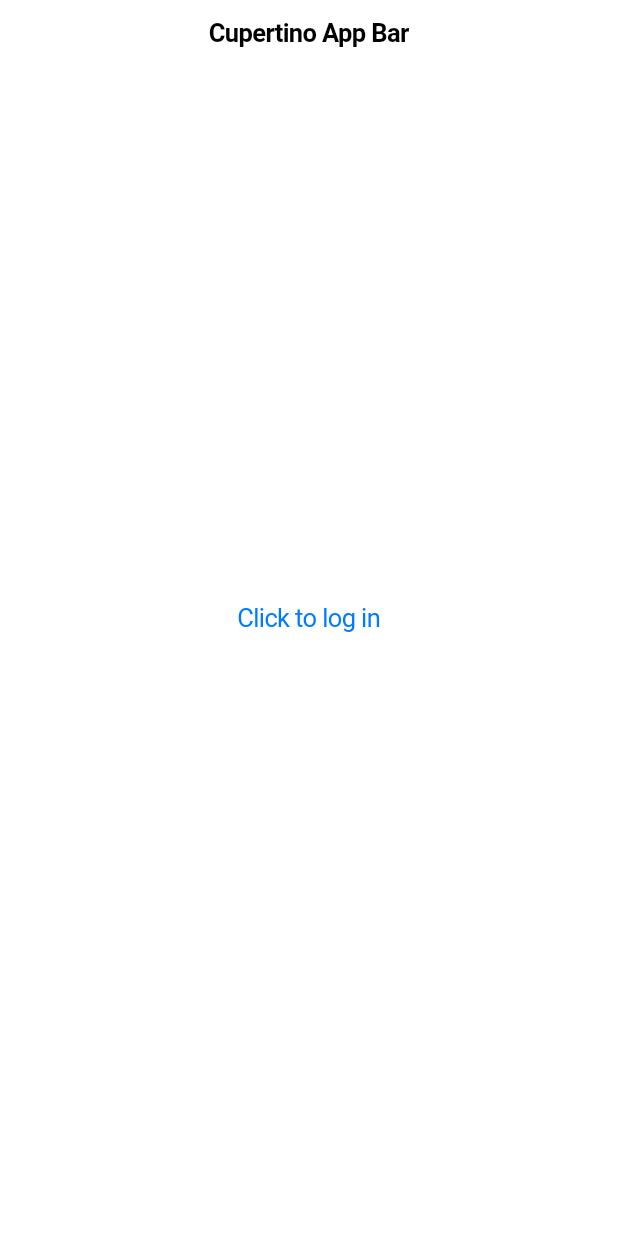
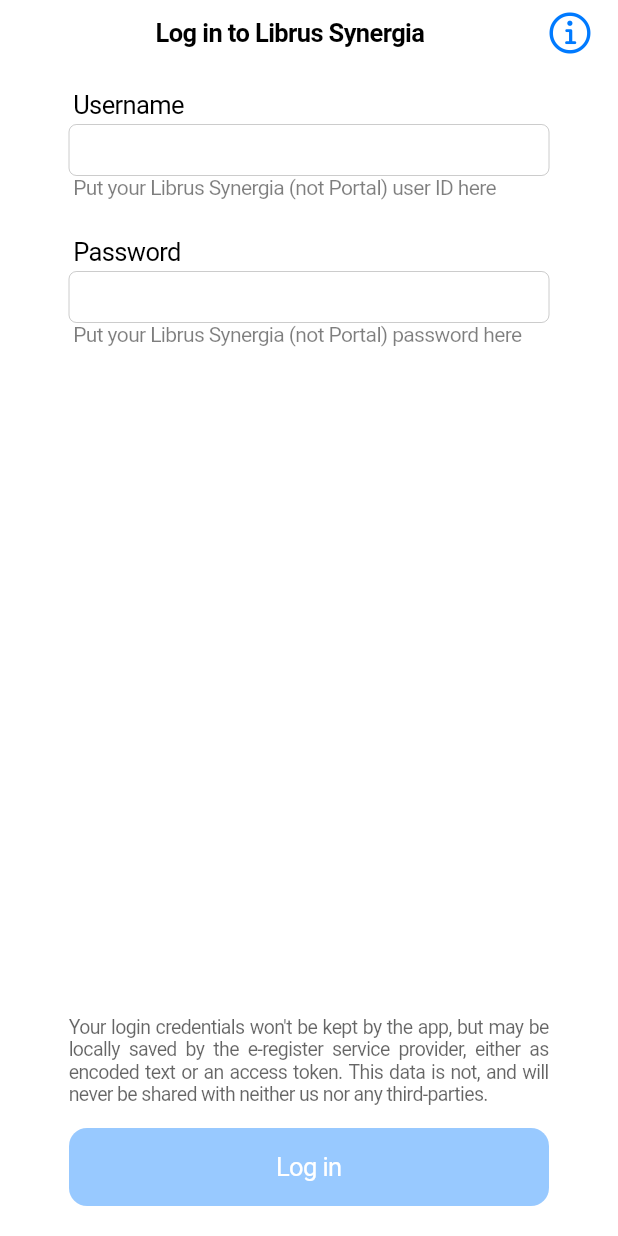
Before and after one commit to Ogaku/Oshi, a Flutter app: the screen it shows after launch, on a phone screen of 412 x 824 dp. Run offline on Flutter 3.47's test engine with Material 2 defaults, Android fonts, the phone set to English and light mode, and no system bars; our stand-ins replace cookie_jar, dio, dio_cookie_manager, fluttertoast, shared_preferences; missing offline and left inert: darq, event, format; statements that could not run were skipped.

Commit message:
Cupertino login, material shim

```diff
--- a/lib/interface/cupertino/base_app.dart
+++ b/lib/interface/cupertino/base_app.dart
@@ -2,7 +2,20 @@
 
 import 'package:flutter/cupertino.dart';
 
-CupertinoApp get baseApp => CupertinoApp(
+// Boiler: returned to the main application
+StatefulWidget get baseApp => BaseApp();
+
+class BaseApp extends StatefulWidget {
+  const BaseApp({super.key});
+
+  @override
+  State<BaseApp> createState() => _BaseAppState();
+}
+
+class _BaseAppState extends State<BaseApp> {
+  @override
+  Widget build(BuildContext context) {
+    return CupertinoApp(
       title: 'Cupertino App',
       home: CupertinoPageScaffold(
         navigationBar: CupertinoNavigationBar(
@@ -13,3 +26,5 @@ CupertinoApp get baseApp => CupertinoApp(
         ),
       ),
     );
+  }
+}
--- a/lib/interface/cupertino/login.dart
+++ b/lib/interface/cupertino/login.dart
@@ -1,18 +1,132 @@
-// ignore_for_file: prefer_const_constructors
+// ignore_for_file: prefer_const_constructors, prefer_const_literals_to_create_immutables
 
+import 'package:dio/dio.dart';
 import 'package:event/event.dart';
 import 'package:flutter/cupertino.dart';
 import 'package:ogaku/interface/cupertino/base_app.dart';
 import 'package:ogaku/share/share.dart';
+import 'package:fluttertoast/fluttertoast.dart';
 
-CupertinoApp get loginPage => CupertinoApp(
+// Boiler: returned to the main application
+StatefulWidget get loginPage => LoginPage();
+
+class LoginPage extends StatefulWidget {
+  const LoginPage({super.key});
+
+  @override
+  State<LoginPage> createState() => _LoginPageState();
+}
+
+class _LoginPageState extends State<LoginPage> {
+  TextEditingController loginController = TextEditingController();
+  TextEditingController passwordController = TextEditingController();
+
+  @override
+  Widget build(BuildContext context) {
+    return CupertinoApp(
       title: 'Cupertino App',
       home: CupertinoPageScaffold(
         navigationBar: CupertinoNavigationBar(
-          middle: Text('Cupertino App Bar'),
+          trailing: Icon(CupertinoIcons.info_circle),
+          middle: FittedBox(
+              fit: BoxFit.fitWidth,
+              child: Container(
+                margin: EdgeInsets.only(right: 25),
+                child: Text('Log in to ${Share.currentProvider?.providerName}'),
+              )),
         ),
-        child: Center(
-            child: CupertinoButton(
-                child: Text('Click to log in'), onPressed: () => Share.changeBase.broadcast(Value(() => baseApp)))),
+        child: Column(
+            mainAxisAlignment: MainAxisAlignment.start,
+            crossAxisAlignment: CrossAxisAlignment.center,
+            mainAxisSize: MainAxisSize.max,
+            children: [
+              Container(
+                margin: EdgeInsets.only(top: 60, left: 20, right: 20),
+                width: 320,
+                child: Column(crossAxisAlignment: CrossAxisAlignment.start, children: [
+                  Column(crossAxisAlignment: CrossAxisAlignment.start, children: [
+                    Container(margin: EdgeInsets.only(bottom: 3, left: 3), child: Text('Username')),
+                    CupertinoTextField(
+                      onChanged: (s) => setState(() {}),
+                      controller: loginController,
+                    ),
+                    Opacity(
+                        opacity: 0.5,
+                        child: Container(
+                            margin: EdgeInsets.only(left: 3),
+                            child: Text(Share.currentProvider?.loginAnnotation ?? '', style: TextStyle(fontSize: 14)))),
+                  ]),
+                  Container(
+                    margin: EdgeInsets.only(top: 25),
+                    child: Column(crossAxisAlignment: CrossAxisAlignment.start, children: [
+                      Container(margin: EdgeInsets.only(bottom: 3, left: 3), child: Text('Password')),
+                      CupertinoTextField(
+                        onChanged: (s) => setState(() {}),
+                        controller: passwordController,
+                      ),
+                      Opacity(
+                          opacity: 0.5,
+                          child: Container(
+                              margin: EdgeInsets.only(left: 3),
+                              child: Text(Share.currentProvider?.passAnnotation ?? '', style: TextStyle(fontSize: 14)))),
+                    ]),
+                  ),
+                ]),
+              ),
+              Expanded(
+                  child: Align(
+                alignment: Alignment.bottomCenter,
+                child: Opacity(
+                    opacity: 0.6,
+                    child: Container(
+                        width: 320,
+                        margin: EdgeInsets.only(right: 20, left: 20),
+                        child: Text(
+                          "Your login credentials won't be kept by the app, but may be locally saved by the e-register service provider, either as encoded text or an access token. This data is not, and will never be shared with neither us nor any third-parties.",
+                          style: TextStyle(fontSize: 13),
+                          textAlign: TextAlign.justify,
+                        ))),
+              )),
+              Opacity(
+                  opacity: (loginController.text.isNotEmpty && passwordController.text.isNotEmpty) ? 1.0 : 0.4,
+                  child: Container(
+                    width: 320,
+                    margin: EdgeInsets.only(top: 15, bottom: 20, left: 20, right: 20),
+                    child: CupertinoButton.filled(
+                        child: const Text('Log in'),
+                        onPressed: () => (loginController.text.isNotEmpty && passwordController.text.isNotEmpty)
+                            ? tryLogin(login: loginController.text, pass: passwordController.text)
+                            : null),
+                  )),
+            ]),
       ),
     );
+  }
+
+  void tryLogin({required String login, required String pass}) async {
+    try {
+      var result = await Share.currentProvider!
+          .login(session: '81C59CC9-AA58-4FF4-BE69-91B1028F1C04', username: login, password: pass);
+
+      if (!result.success && result.message != null) {
+        throw result.message!;
+      } else {
+        Share.changeBase.broadcast(Value(() => baseApp));
+      }
+    } on DioException catch (e) {
+      Fluttertoast.showToast(
+        msg: e.message ?? '$e',
+        toastLength: Toast.LENGTH_SHORT,
+        gravity: ToastGravity.CENTER,
+        timeInSecForIosWeb: 1,
+      );
+    } on Exception catch (e) {
+      Fluttertoast.showToast(
+        msg: '$e',
+        toastLength: Toast.LENGTH_SHORT,
+        gravity: ToastGravity.CENTER,
+        timeInSecForIosWeb: 1,
+      );
+    }
+  }
+}
--- a/lib/interface/material/base_app.dart
+++ b/lib/interface/material/base_app.dart
@@ -2,7 +2,20 @@
 
 import 'package:flutter/material.dart';
 
-MaterialApp get baseApp => MaterialApp(
+// Boiler: returned to the main application
+StatefulWidget get baseApp => BaseApp();
+
+class BaseApp extends StatefulWidget {
+  const BaseApp({super.key});
+
+  @override
+  State<BaseApp> createState() => _BaseAppState();
+}
+
+class _BaseAppState extends State<BaseApp> {
+  @override
+  Widget build(BuildContext context) {
+    return MaterialApp(
       title: 'Material App',
       home: Scaffold(
         body: const Center(
@@ -10,3 +23,5 @@ MaterialApp get baseApp => MaterialApp(
         ),
       ),
     );
+  }
+}
--- a/lib/interface/material/login.dart
+++ b/lib/interface/material/login.dart
@@ -2,7 +2,20 @@
 
 import 'package:flutter/material.dart';
 
-MaterialApp get loginPage => MaterialApp(
+// Boiler: returned to the main application
+StatefulWidget get loginPage => LoginPage();
+
+class LoginPage extends StatefulWidget {
+  const LoginPage({super.key});
+
+  @override
+  State<LoginPage> createState() => _LoginPageState();
+}
+
+class _LoginPageState extends State<LoginPage> {
+  @override
+  Widget build(BuildContext context) {
+    return MaterialApp(
       title: 'Material App',
       home: Scaffold(
         body: const Center(
@@ -10,3 +23,5 @@ MaterialApp get loginPage => MaterialApp(
         ),
       ),
     );
+  }
+}
--- a/lib/main.dart
+++ b/lib/main.dart
@@ -11,7 +11,7 @@ import 'package:ogaku/interface/material/login.dart' as materialapp show loginPa
 void main() async {
   // try {
   //   var reader = LibrusDataReader();
-  //   await reader.login(session: '81C59CC9-AA58-4FF4-BE69-91B1028F1C04', username: 'LOGIN', password: 'PASS');
+  //   await reader.login(session: '81C59CC9-AA58-4FF4-BE69-91B1028F1C04', username: 'USER', password: 'PASS');
 
   //   await reader.refresh();
   //   await reader.refreshMessages();
@@ -20,6 +20,8 @@ void main() async {
   // } on Exception catch (e) {
   //   print(e);
   // }
+
+  Share.currentProvider = LibrusDataReader();
 
   runApp(const MainApp());
 }
@@ -32,15 +34,19 @@ class MainApp extends StatefulWidget {
 }
 
 class _MainAppState extends State<MainApp> {
-  Widget Function() child = Config.useCupertino ? () => cupertinoapp.loginPage : () => materialapp.loginPage;
+  StatefulWidget Function() child = Config.useCupertino ? () => cupertinoapp.loginPage : () => materialapp.loginPage;
+  bool subscribed = false;
 
   @override
   Widget build(BuildContext context) {
-    Share.changeBase.subscribe((args) {
-      setState(() {
-        if (args != null) child = args.value;
+    if (!subscribed) {
+      Share.changeBase.subscribe((args) {
+        setState(() {
+          if (args != null) child = args.value;
+        });
       });
-    });
+      subscribed = true;
+    }
 
     return child();
   }
--- a/lib/providers/librus/librus_login.dart
+++ b/lib/providers/librus/librus_login.dart
@@ -37,10 +37,14 @@ class LibrusLogin {
       if (kDebugMode) print(e);
     }
 
-    // Post the login data for OAuth authorization
-    await synergiaData.session.post(librusOAuthUri,
-        queryParameters: {'client_id': 46},
-        data: FormData.fromMap({'action': 'login', 'login': synergiaLogin, 'pass': synergiaPass}));
+    try {
+      // Post the login data for OAuth authorization
+      await synergiaData.session.post(librusOAuthUri,
+          queryParameters: {'client_id': 46},
+          data: FormData.fromMap({'action': 'login', 'login': synergiaLogin, 'pass': synergiaPass}));
+    } on DioException catch (e) {
+      throw Exception(e.response?.data?['errors']?[0]?['message']?.toString() ?? e.message);
+    }
 
     // Acquire all required authorization headers here
     await synergiaData.session.get(librusOAuthGrantUri, queryParameters: {'client_id': 46});
--- a/lib/share/share.dart
+++ b/lib/share/share.dart
@@ -8,5 +8,5 @@ class Share {
 
   // Raised by the app to notify that the uses's just logged in
   // To subscribe: event.subscribe((args) => {})
-  static Event<Value<Widget Function()>> changeBase = Event<Value<Widget Function()>>();
+  static Event<Value<StatefulWidget Function()>> changeBase = Event<Value<StatefulWidget Function()>>();
 }
--- a/pubspec.yaml
+++ b/pubspec.yaml
@@ -14,6 +14,7 @@ dependencies:
   event: ^2.1.2
   flutter:
     sdk: flutter
+  fluttertoast: ^8.2.2
   format: ^1.3.1
   intl: ^0.18.1
   json_annotation: ^4.8.1
```
Also changed, not shown: pubspec.lock.
